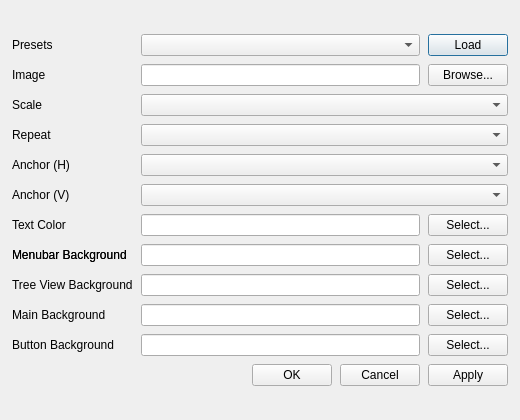
Qt form QGISDresser/plugin_dialog.ui (boiledorange73/QGISDresserPlugin) before a commit.
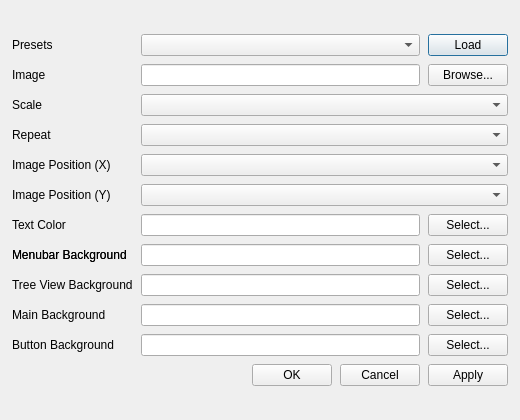
The same form after that commit.

Commit message: Property names changed to main_image, main_repeat, main_position_x and main_position_y. Some tiltes and names of widget on the dialog changed. Dialog: clears preset selection immediately after apply clicked.

```diff
--- a/QGISDresser/plugin_dialog.ui
+++ b/QGISDresser/plugin_dialog.ui
@@ -105,7 +105,7 @@
      <item row="4" column="0">
       <widget class="QLabel" name="label_5">
        <property name="text">
-        <string>Anchor (H)</string>
+        <string>Image Position (X)</string>
        </property>
        <property name="buddy">
         <cstring>cmbAnchorH</cstring>
@@ -119,7 +119,7 @@
      <item row="5" column="0">
       <widget class="QLabel" name="label_6">
        <property name="text">
-        <string>Anchor (V)</string>
+        <string>Image Position (Y)</string>
        </property>
        <property name="buddy">
         <cstring>cmbAnchorV</cstring>
```
Left out of the diff: 22 changed lines with no effect on the pictures. The commit also changes 6 other files.
